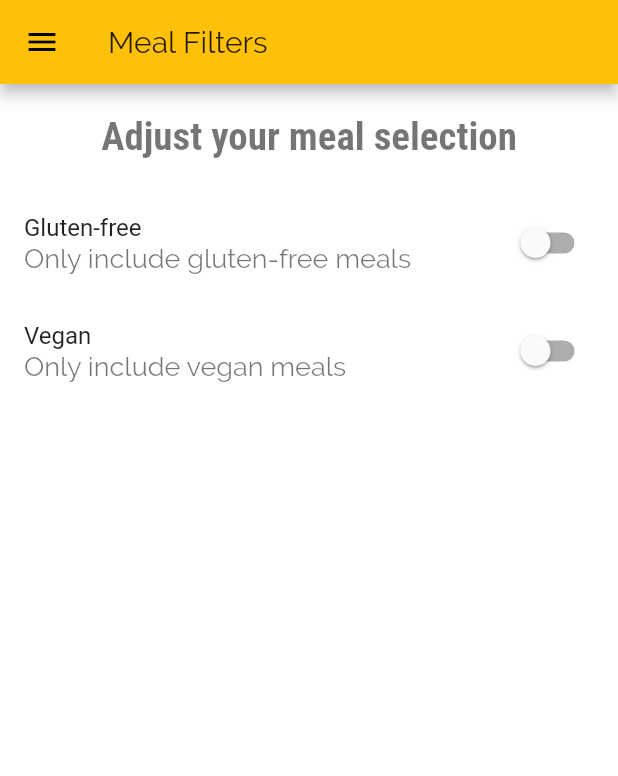
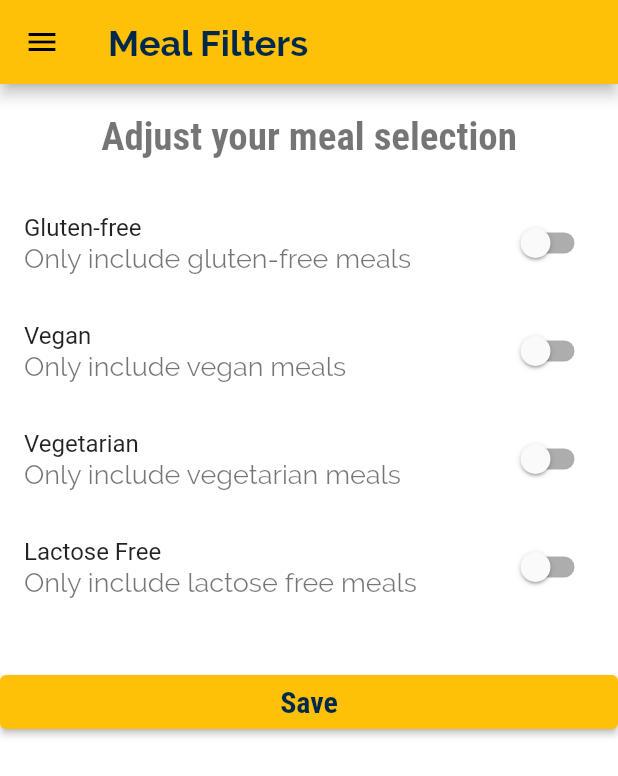
Before and after one commit to cravenbrave/Meal_App_flutter, a Flutter app: the FiltersScreen screen opened by its route, on a phone screen of 412 x 824 dp. Shown: the top 776 px of the screen. Run offline on Flutter 3.47's test engine with Material 2 defaults, Android fonts, the phone set to English and light mode, and no system bars; network calls fail.

Commit message:
Update filter feature

```diff
--- a/lib/dummy_data.dart
+++ b/lib/dummy_data.dart
@@ -62,7 +62,7 @@ const DUMMY_CATEGORIES = const [
     id: 'c10',
     title: 'Summer',
     color: Colors.teal,
-    imageUrl: 'https://cdn.pixabay.com/photo/2017/05/01/05/18/pastry-2274750_1280.jpg',
+    imageUrl: 'https://lowcarb-ology.com/wp-content/uploads/2017/06/sex-on-the-beach-feat-1.jpg',
   ),
 ];
 
--- a/lib/main.dart
+++ b/lib/main.dart
@@ -1,12 +1,49 @@
 import 'package:flutter/material.dart';
+import 'package:meal_app/dummy_data.dart';
+import 'package:meal_app/models/meal_model.dart';
 import 'package:meal_app/screens/filters_screen.dart';
 import 'package:meal_app/utilities/theme_constants.dart';
 import 'screens/category_meals_screen.dart';
 import 'package:meal_app/screens/meal_detail_screen.dart';
 import 'package:meal_app/screens/tabs_screen.dart';
+
 void main() => runApp(MyApp());
 
-class MyApp extends StatelessWidget {
+class MyApp extends StatefulWidget {
+  @override
+  _MyAppState createState() => _MyAppState();
+}
+
+class _MyAppState extends State<MyApp> {
+  Map<String, bool> _filters = {
+    'gluten': false,
+    'vegan': false,
+    'lactose': false,
+    'vegetarian': false,
+  };
+  List<MealModel> _currentMeals = DUMMY_MEALS;
+
+  void setFilters(Map<String, bool> filterData) {
+    setState(() {
+      _filters = filterData;
+      _currentMeals = DUMMY_MEALS.where((meal) {
+        if (_filters['gluten']! && !meal.isGlutenFree) {
+          return false;
+        }
+        if (_filters['vegan']! && !meal.isVegan) {
+          return false;
+        }
+        if (_filters['vegetarian']! && !meal.isVegetarian) {
+          return false;
+        }
+        if (_filters['lactose']! && !meal.isLactoseFree) {
+          return false;
+        }
+        return true;
+      }).toList();
+    });
+  }
+
   @override
   Widget build(BuildContext context) {
     return MaterialApp(
@@ -14,9 +51,9 @@ class MyApp extends StatelessWidget {
       theme: basicTheme(),
       home: TabsScreen(),
       routes: {
-        CategoryMealScreen.routeName: (context) => CategoryMealScreen(),
+        CategoryMealScreen.routeName: (context) => CategoryMealScreen(currentMeals: _currentMeals,),
         MealDetailScreen.routeName: (context) => MealDetailScreen(),
-        FiltersScreen.routeName: (context) => FiltersScreen(),
+        FiltersScreen.routeName: (context) => FiltersScreen(setFilters: setFilters, currentFilters: _filters),
       },
     );
   }
--- a/lib/screens/filters_screen.dart
+++ b/lib/screens/filters_screen.dart
@@ -3,8 +3,10 @@ import 'package:meal_app/utilities/theme_constants.dart';
 import 'package:meal_app/widgets/main_drawer.dart';
 
 class FiltersScreen extends StatefulWidget {
-  const FiltersScreen({Key? key}) : super(key: key);
   static const routeName = '/filters-screen';
+  Function setFilters;
+  Map<String, bool> currentFilters;
+  FiltersScreen({Key? key, required this.setFilters, required this.currentFilters}) : super(key: key);
 
   @override
   _FiltersScreenState createState() => _FiltersScreenState();
@@ -16,26 +18,22 @@ class _FiltersScreenState extends State<FiltersScreen> {
   bool _vegetarian = false;
   bool _lactoseFree = false;
 
-  Widget filterOption(String title, String subtitle, bool value, VoidCallback setHandler) {
-    return SwitchListTile(
-        title: Text(title),
-        subtitle: Text(subtitle),
-        value: value,
-        onChanged: (newVal) {
-          setValue(newVal, value);
-        });
-  }
-
-  void setValue(bool newValue, bool value) {
-    setState(() {
-      value = newValue;
-    });
+  Widget filterOption(String title, String subtitle, bool value, Function(bool) setHandler) {
+    return SwitchListTile(title: Text(title), subtitle: Text(subtitle), value: value, onChanged: setHandler);
   }
 
   @override
+  void initState() {
+    _glutenFree = widget.currentFilters['gluten']!;
+    _lactoseFree = widget.currentFilters['lactose']!;
+    _vegetarian = widget.currentFilters['vegetarian']!;
+    _vegan = widget.currentFilters['vegan']!;
+    super.initState();
+  }
+  @override
   Widget build(BuildContext context) {
     return Scaffold(
-      appBar: AppBar(title: Text('Meal Filters')),
+      appBar: AppBar(title: Text('Meal Filters', style: basicTheme().textTheme.headline3)),
       drawer: MainDrawer(),
       body: Column(
         crossAxisAlignment: CrossAxisAlignment.start,
@@ -48,8 +46,38 @@ class _FiltersScreenState extends State<FiltersScreen> {
           Expanded(
               child: ListView(
             children: [
-              filterOption('Gluten-free', 'Only include gluten-free meals', _glutenFree, setValue),
-              filterOption('Vegan', 'Only include vegan meals', _vegan, setValue)],
+              filterOption('Gluten-free', 'Only include gluten-free meals', _glutenFree, (newVal) {
+                setState(() {
+                  _glutenFree = newVal;
+                });
+              }),
+              filterOption('Vegan', 'Only include vegan meals', _vegan, (newVal) {
+                setState(() {
+                  _vegan = newVal;
+                });
+              }),
+              filterOption('Vegetarian', 'Only include vegetarian meals', _vegetarian, (newVal) {
+                setState(() {
+                  _vegetarian = newVal;
+                });
+              }),
+              filterOption('Lactose Free', 'Only include lactose free meals', _lactoseFree, (newVal) {
+                setState(() {
+                  _lactoseFree = newVal;
+                });
+              }),
+              SizedBox(height: 30),
+              ElevatedButton(onPressed: (){
+                final _filters = {
+                  'gluten': _glutenFree,
+                  'vegan': _vegan,
+                  'lactose': _lactoseFree,
+                  'vegetarian': _vegetarian,
+                };
+                widget.setFilters(_filters);
+                Navigator.pushReplacementNamed(context, '/');
+              }, child: Text('Save', style: basicTheme().textTheme.caption!.copyWith(color: UMBlue))),
+            ],
           )),
         ],
       ),
--- a/lib/screens/meal_detail_screen.dart
+++ b/lib/screens/meal_detail_screen.dart
@@ -27,7 +27,7 @@ class MealDetailScreen extends StatelessWidget {
   Widget build(BuildContext context) {
     final MealModel meal = ModalRoute.of(context)!.settings.arguments as MealModel;
     return Scaffold(
-      appBar: AppBar(title: FittedBox(child: Text(meal.title)), backgroundColor: UMYellow),
+      appBar: AppBar(title: FittedBox(child: Text(meal.title, style: basicTheme().textTheme.headline4)), backgroundColor: UMYellow),
       floatingActionButton: FloatingActionButton(
         child: Icon(Icons.delete),
         onPressed: () {
--- a/lib/screens/tabs_screen.dart
+++ b/lib/screens/tabs_screen.dart
@@ -18,7 +18,7 @@ class _TabsScreenState extends State<TabsScreen> {
         length: 2,
         child: Scaffold(
           appBar: AppBar(
-            title: Text('Deli Meal', style: TextStyle(color: UMBlue)),
+            title: Text('Deli Meal', style: basicTheme().textTheme.headline3),
             backgroundColor: UMYellow,
           ),
           drawer: MainDrawer(),
--- a/lib/utilities/theme_constants.dart
+++ b/lib/utilities/theme_constants.dart
@@ -12,6 +12,8 @@ ThemeData basicTheme() {
     textTheme: ThemeData.light().textTheme.copyWith(
       bodyText1: TextStyle(color: Color.fromRGBO(20, 51, 51, 1), fontSize: 22),
       bodyText2: TextStyle(color: Color.fromRGBO(20, 51, 51, 1), fontSize: 18),
+      headline4: TextStyle(color: UMBlue, fontSize: 20, fontWeight: FontWeight.bold),
+      headline3: TextStyle(color: UMBlue, fontSize: 24, fontWeight: FontWeight.bold),
       caption: TextStyle(fontSize: 20, fontFamily: 'RobotoCondensed', fontWeight: FontWeight.bold),
       headline1: TextStyle(fontSize: 24, fontFamily: 'Raleway', fontWeight: FontWeight.bold),
       headline2: TextStyle(fontSize: 26, fontFamily: 'RobotoCondensed', fontWeight: FontWeight.bold),
```
Also changed, not shown: lib/screens/category_meals_screen.dart (+11 -6 lines).
